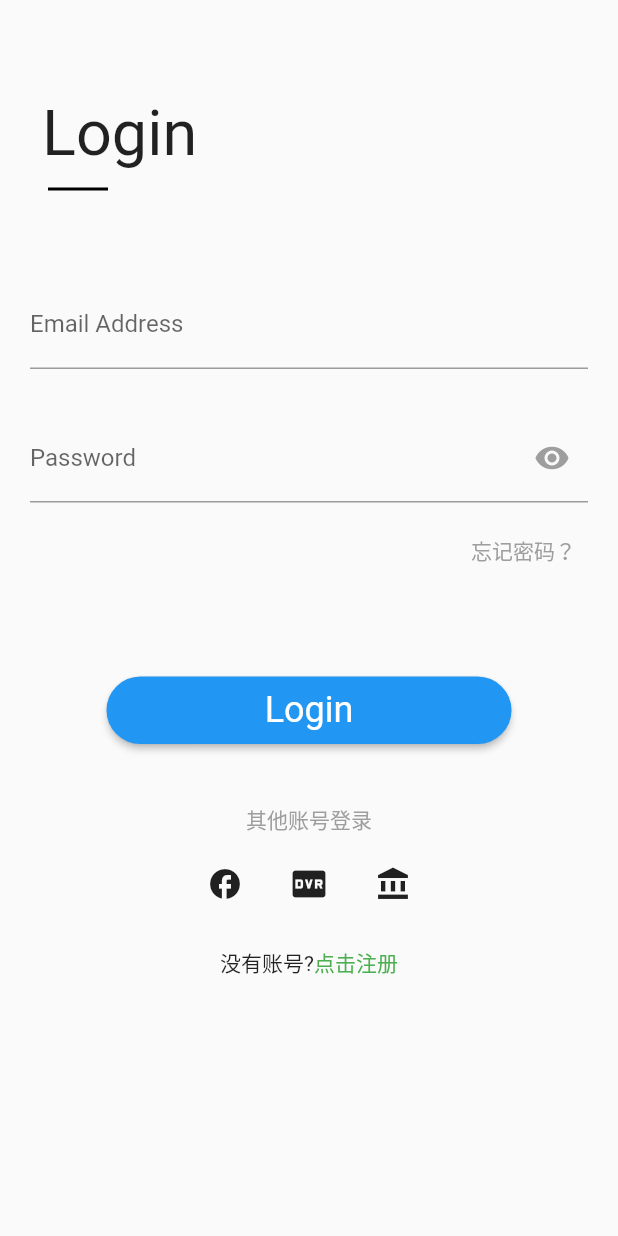
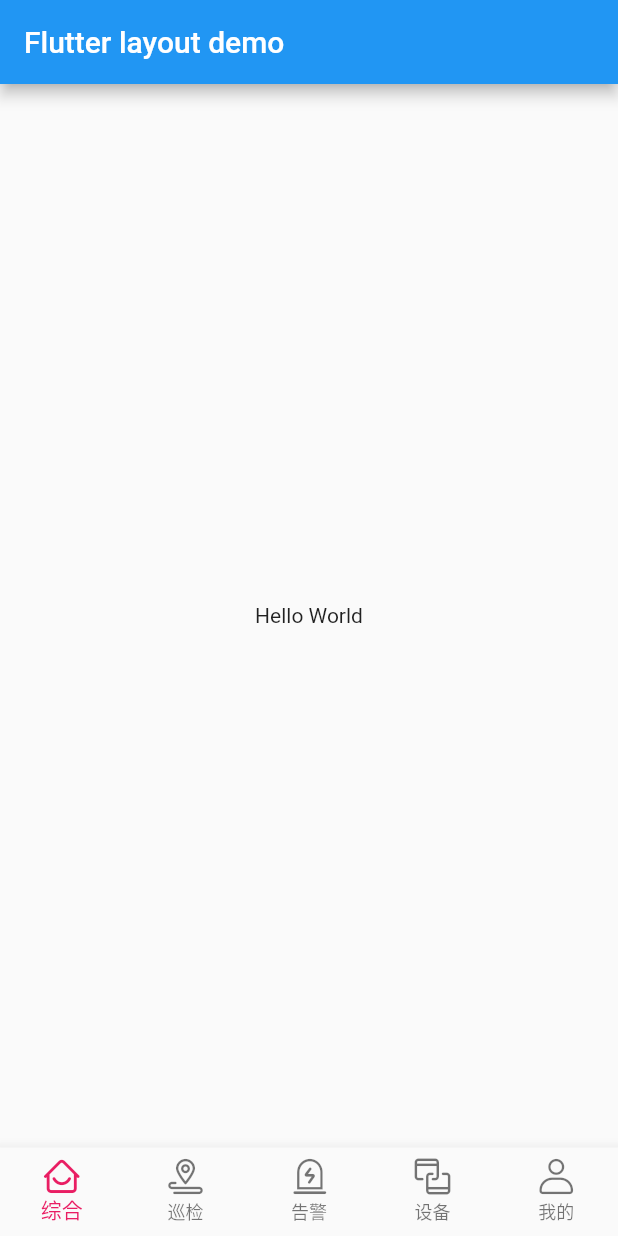
Before and after one commit to remloyal/rem_flutter, a Flutter app: the screen it shows after launch, on a phone screen of 412 x 824 dp. Run offline on Flutter 3.47's test engine with Material 2 defaults, Android fonts, the light colour scheme and no system bars; our stand-ins replace shared_preferences.

Commit message:
添加tabs

```diff
--- a/lib/main.dart
+++ b/lib/main.dart
@@ -1,26 +1,19 @@
 import 'package:flutter/material.dart';
 // import 'dart:io';
-import 'views/login/login.dart';
+import 'views/taps.dart';
+// import 'views/login/login.dart';
+import 'routes/Routes.dart' as prefix0;
 
 void main() {
-  runApp(const MyApp());
+  runApp(MyApp());
 }
 
 class MyApp extends StatelessWidget {
-  const MyApp({super.key});
-
   @override
   Widget build(BuildContext context) {
     return MaterialApp(
-      initialRoute: "/", // 默认加载的界面，这里为RootPage
-      routes: {
-        // 显式声明路由
-        // "/":(context) => RootPage(),
-        "/A": (context) => const Login(),
-        "/B": (context) => const Login(),
-        "/C": (context) => const Login(),
-      },
-      home: const Login(),
-    );
+        home: Tabs(),
+        //统一处理命名路由
+        onGenerateRoute: prefix0.onGenerateRoute);
   }
 }
--- /dev/null
+++ b/lib/views/home/HomePage.dart
@@ -0,0 +1,20 @@
+import 'package:flutter/material.dart';
+
+class HomePage extends StatelessWidget {
+  const HomePage({super.key});
+
+  @override
+  Widget build(BuildContext context) {
+    return MaterialApp(
+      title: 'Flutter layout demo',
+      home: Scaffold(
+        appBar: AppBar(
+          title: const Text('Flutter layout demo'),
+        ),
+        body: const Center(
+          child: Text('Hello World'),
+        ),
+      ),
+    );
+  }
+}
--- a/lib/views/login/login.dart
+++ b/lib/views/login/login.dart
@@ -1,32 +1,31 @@
 import 'package:flutter/material.dart';
 
-class Login extends StatelessWidget {
+// class Login extends StatelessWidget {
+//   const Login({Key? key}) : super(key: key);
+
+//   @override
+//   Widget build(BuildContext context) {
+//     return MaterialApp(
+//         debugShowCheckedModeBanner: false, // 不显示右上角的 debug
+//         title: 'Flutter Demo',
+//         theme: ThemeData(
+//           primarySwatch: Colors.blue,
+//         ),
+//         // 注册路由表
+//         routes: {
+//           "/": (context) => const Login(title: "登录"), // 首页路由
+//         });
+//   }
+// }
+
+class Login extends StatefulWidget {
   const Login({Key? key}) : super(key: key);
 
   @override
-  Widget build(BuildContext context) {
-    return MaterialApp(
-        debugShowCheckedModeBanner: false, // 不显示右上角的 debug
-        title: 'Flutter Demo',
-        theme: ThemeData(
-          primarySwatch: Colors.blue,
-        ),
-        // 注册路由表
-        routes: {
-          "/": (context) => const HomePage(title: "登录"), // 首页路由
-        });
-  }
+  _LoginState createState() => _LoginState();
 }
 
-class HomePage extends StatefulWidget {
-  const HomePage({Key? key, required this.title}) : super(key: key);
-  final String title;
-
-  @override
-  _HomePageState createState() => _HomePageState();
-}
-
-class _HomePageState extends State<HomePage> {
+class _LoginState extends State<Login> {
   final GlobalKey _formKey = GlobalKey<FormState>();
   late String _email, _password;
   bool _isObscure = true;
@@ -49,6 +48,12 @@ class _HomePageState extends State<HomePage> {
   @override
   Widget build(BuildContext context) {
     return Scaffold(
+      // appBar: AppBar(
+      //   backgroundColor: Colors.white,
+      // ),
+      appBar: AppBar(
+        brightness: Brightness.light,
+      ),
       body: Form(
         key: _formKey, // 设置globalKey，用于后面获取FormStat
         autovalidateMode: AutovalidateMode.onUserInteraction,
--- /dev/null
+++ b/lib/views/taps.dart
@@ -0,0 +1,72 @@
+import 'package:flutter/material.dart';
+import 'home/HomePage.dart';
+
+//Tabs.dart
+class Tabs extends StatefulWidget {
+  final int currentIndex; //1，定义传值参数
+  Tabs({key, this.currentIndex = 0}) : super(key: key); //2，重新写构造函数
+
+  _TabsState createState() =>
+      _TabsState(this.currentIndex); //3，将参数值传递给_TabsState
+}
+
+class _TabsState extends State<Tabs> {
+  int _tabIndex; //4，定义传值参数
+  List _pageList = [HomePage(), HomePage(), HomePage(), HomePage(), HomePage()];
+
+  _TabsState(this._tabIndex); //5，重新写构造函数
+
+  @override
+  Widget build(BuildContext context) {
+    return Scaffold(
+      // appBar: AppBar(
+      //   title: Text("AppBarTitle"),
+      // ),
+      //6，获取到传递过来的值,并使用
+      body: this._pageList[this._tabIndex],
+      bottomNavigationBar: BottomNavigationBar(
+        type: BottomNavigationBarType.fixed,
+        iconSize: 30,
+        fixedColor: Colors.pink,
+        currentIndex: _tabIndex,
+        onTap: (int index) {
+          setState(() {
+            _tabIndex = index;
+          });
+        },
+        items: const <BottomNavigationBarItem>[
+          BottomNavigationBarItem(
+              icon: Icon(
+                IconData(0xe613, fontFamily: 'iconfont'),
+                size: 24,
+              ),
+              label: '综合'),
+          BottomNavigationBarItem(
+              icon: Icon(
+                IconData(0xe656, fontFamily: 'iconfont'),
+                size: 24,
+              ),
+              label: '巡检'),
+          BottomNavigationBarItem(
+              icon: Icon(
+                IconData(0xe638, fontFamily: 'iconfont'),
+                size: 24,
+              ),
+              label: '告警'),
+          BottomNavigationBarItem(
+              icon: Icon(
+                IconData(0xe603, fontFamily: 'iconfont'),
+                size: 24,
+              ),
+              label: '设备'),
+          BottomNavigationBarItem(
+              icon: Icon(
+                IconData(0xe6df, fontFamily: 'iconfont'),
+                size: 24,
+              ),
+              label: '我的'),
+        ],
+      ),
+    );
+  }
+}
--- a/pubspec.yaml
+++ b/pubspec.yaml
@@ -12,8 +12,8 @@ dependencies:
   cupertino_icons: ^1.0.5
   connectivity: ^3.0.6
   url_launcher: ^6.1.9
-  webview_flutter: ^4.0.2
   provider: ^6.0.5
+  shared_preferences: ^2.0.17
 
 dev_dependencies:
   flutter_test:
@@ -24,3 +24,7 @@ flutter:
   uses-material-design: true
   # assets:
   #   - assets/dist/
+  fonts:
+      - family: iconfont
+        fonts:
+          - asset: lib/asset/iconfont.ttf
```
Also changed, not shown: lib/components/IconFont.dart (added, +80 -0 lines), lib/routes/Routes.dart (added, +33 -0 lines), lib/utils/Searchpage.dart (added, +26 -0 lines), lib/utils/storage.dart (added, +13 -0 lines), lib/webviewPractice.dart (+56 -56 lines), lib/asset/iconfont.ttf (added), pubspec.lock, 1 other file.
